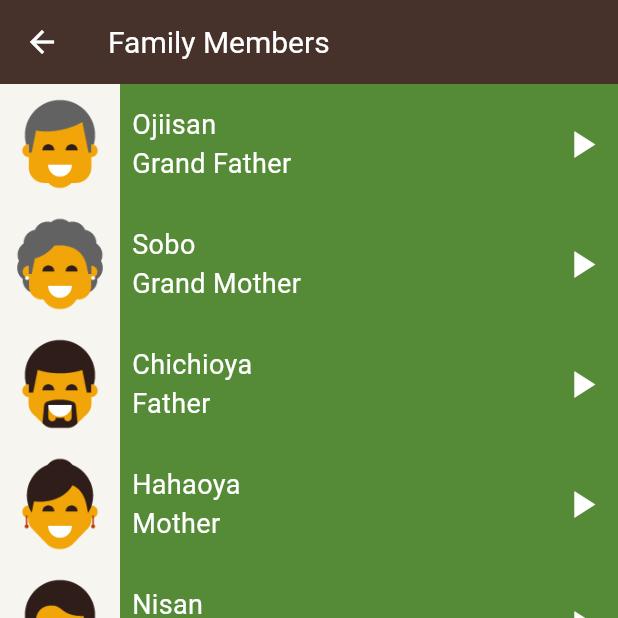
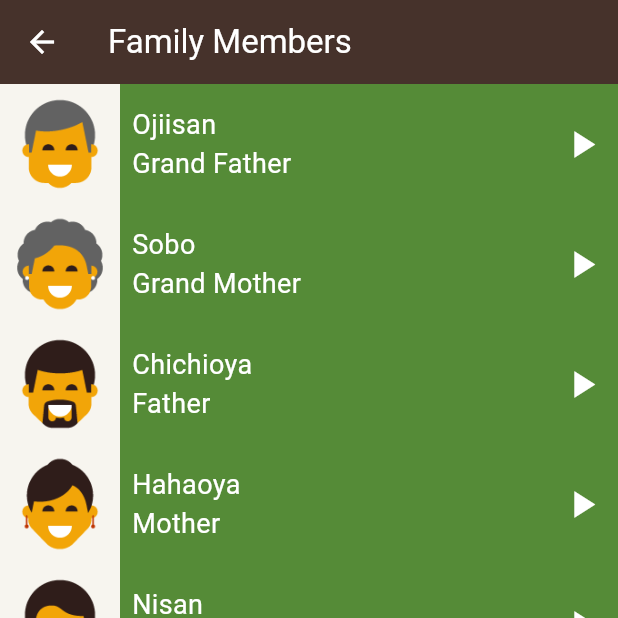
Before and after one commit to Nadeennoshy/language_learning_app, a Flutter app: the FamilyMembersView screen opened directly, on a phone screen of 412 x 824 dp, the top half of it. Run offline on Flutter 3.47's test engine with Material 3 defaults, Android fonts, the phone set to English and light mode, and no system bars; our stand-ins replace audioplayers.

Commit message:
create custom appBar

```diff
--- a/lib/views/family_members_view.dart
+++ b/lib/views/family_members_view.dart
@@ -2,6 +2,7 @@ import 'package:flutter/material.dart';
 import 'package:language_learning_app/constants/colors.dart';
 import 'package:language_learning_app/models/category_items_model.dart';
 import 'package:language_learning_app/widgets/category_item_info.dart';
+import 'package:language_learning_app/widgets/custom_app_bar.dart';
 
 class FamilyMembersView extends StatelessWidget {
   const FamilyMembersView({super.key});
@@ -68,20 +69,7 @@ class FamilyMembersView extends StatelessWidget {
   @override
   Widget build(BuildContext context) {
     return Scaffold(
-      appBar: AppBar(
-        leading: Icon(
-          Icons.arrow_back,
-          color: textColor,
-        ),
-        backgroundColor: appBarColor,
-        title: Text(
-          'Family Members',
-          style: TextStyle(
-            color: textColor,
-            fontSize: 20,
-          ),
-        ),
-      ),
+      appBar: customAppBar(context, 'Family Members'),
       body: ListView.builder(
           itemCount: familyMembers.length,
           itemBuilder: (BuildContext context, index) {
--- /dev/null
+++ b/lib/widgets/custom_app_bar.dart
@@ -0,0 +1,23 @@
+import 'package:flutter/material.dart';
+import 'package:language_learning_app/constants/colors.dart';
+
+PreferredSizeWidget customAppBar(BuildContext context,String appBarText){
+  return AppBar(
+        backgroundColor: appBarColor,
+        leading: IconButton(
+          onPressed: (){
+            Navigator.pop(context);
+          },
+          icon: Icon(
+            Icons.arrow_back,
+            color: textColor,
+          ),
+        ),
+        title: Text(
+          appBarText,
+          style: TextStyle(
+            color: textColor,
+          ),
+        ),
+      );
+}
```
Also changed, not shown: lib/views/colors_view.dart (+2 -13 lines), lib/views/numbers_view.dart (+2 -13 lines), lib/views/phrases_view.dart (+2 -14 lines).
